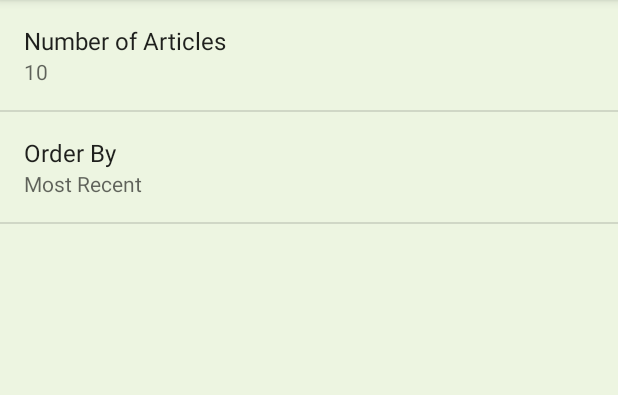
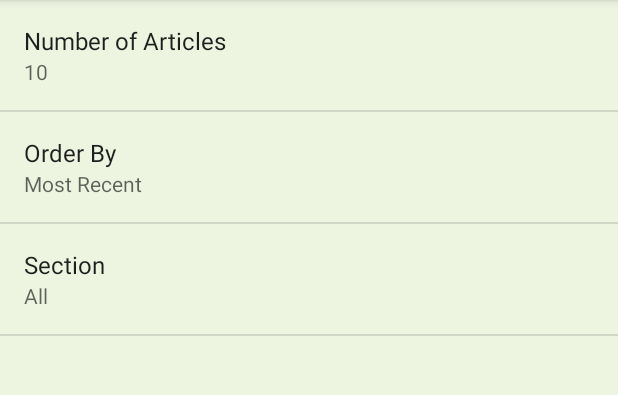
Before and after one commit to jsisanova/NewsApp, an Android app: the screen it shows after launch (SettingsActivity), in the options menu, after a tap on "Settings", on a phone screen of 412 x 824 dp, the part 84-479 px from its top. Run offline under Robolectric (Android 15) with nearby library versions, the phone set to English and light mode, and no system bars.

Commit message:
Add the section preference to allow filtering the news by section

```diff
--- a/app/src/main/java/com/example/android/newsapp/MainActivity.java
+++ b/app/src/main/java/com/example/android/newsapp/MainActivity.java
@@ -27,11 +27,10 @@ import java.util.List;
 
 public class MainActivity extends AppCompatActivity implements LoaderManager.LoaderCallbacks<List<News>> {
 
-    /** URL for news data from the Guardian dataset */
-//    private static final String NEWS_REQUEST_URL = "http://content.guardianapis.com/search?from-date=2009-01-01&q=tennis&show-tags=contributor&api-key=3e99049a-6fcd-443b-aa1f-9448702c46c4";
+    /** URL for news data from the Guardian dataset
+     private static final String NEWS_REQUEST_URL = "http://content.guardianapis.com/search?from-date=2009-01-01&q=tennis&show-tags=contributor&api-key=3e99049a-6fcd-443b-aa1f-9448702c46c4";
+     */
     private static final String NEWS_REQUEST_URL = "https://content.guardianapis.com/search?";
-
-
 
     /**
      * Constant value for the news loader ID. We can choose any integer.
@@ -139,6 +138,11 @@ public class MainActivity extends AppCompatActivity implements LoaderManager.Loa
                 getString(R.string.settings_order_by_default)
         );
 
+        String section = sharedPrefs.getString(
+                getString(R.string.settings_section_key),
+                getString(R.string.settings_section_default)
+        );
+
         // parse breaks apart the URI string that's passed into its parameter
         Uri baseUri = Uri.parse(NEWS_REQUEST_URL);
 
@@ -153,6 +157,8 @@ public class MainActivity extends AppCompatActivity implements LoaderManager.Loa
         // Update URI to Use the User’s Preferences with Preferred Sort Order
         uriBuilder.appendQueryParameter("order-by", orderBy);
         uriBuilder.appendQueryParameter("page-size", pageSize);
+        if (!section.equals("all"))
+            uriBuilder.appendQueryParameter("section", section);
 
         // Return the completed uri
         return new NewsLoader(this, uriBuilder.toString());
--- a/app/src/main/java/com/example/android/newsapp/SettingsActivity.java
+++ b/app/src/main/java/com/example/android/newsapp/SettingsActivity.java
@@ -30,6 +30,10 @@ public class SettingsActivity extends AppCompatActivity {
             // Update with orderBy preference
             Preference orderBy = findPreference(getString(R.string.settings_order_by_key));
             bindPreferenceSummaryToValue(orderBy);
+
+            // Update with preference
+            Preference section = findPreference(getString(R.string.settings_section_key));
+            bindPreferenceSummaryToValue(section);
         }
 
         @Override
--- a/app/src/main/res/values/arrays.xml
+++ b/app/src/main/res/values/arrays.xml
@@ -7,10 +7,24 @@
         <item>@string/settings_order_by_newest_label</item>
         <item>@string/settings_order_by_relevance_label</item>
     </string-array>
-
     <string-array name="settings_order_by_values">
         <item>@string/settings_order_by_oldest_value</item>
         <item>@string/settings_order_by_newest_value</item>
         <item>@string/settings_order_by_relevance_value</item>
     </string-array>
+
+    <string-array name="settings_section_labels">
+        <item>@string/settings_section_All_label</item>
+        <item>@string/settings_section_money_label</item>
+        <item>@string/settings_section_lifestyle_label</item>
+        <item>@string/settings_section_politics_label</item>
+        <item>@string/settings_section_sport_label</item>
+    </string-array>
+    <string-array name="settings_section_values">
+        <item>@string/settings_section_All_value</item>
+        <item>@string/settings_section_money_value</item>
+        <item>@string/settings_section_lifestyle_value</item>
+        <item>@string/settings_section_politics_value</item>
+        <item>@string/settings_section_sport_value</item>
+    </string-array>
 </resources>
--- a/app/src/main/res/values/strings.xml
+++ b/app/src/main/res/values/strings.xml
@@ -24,16 +24,33 @@
     <string name="settings_order_by_label">Order By</string>
     <string name="settings_order_by_key" translatable="false">order-by</string>
     <string name="settings_order_by_default" translatable="false">@string/settings_order_by_newest_value</string>
-
     <!-- Label for Order-By Oldest option [CHAR LIMIT=20]-->
     <string name="settings_order_by_oldest_label">Oldest</string>
     <string name="settings_order_by_oldest_value" translatable="false">oldest</string>
-
     <!-- Label for Order-By Most Recent option [CHAR LIMIT=20]-->
     <string name="settings_order_by_newest_label">Most Recent</string>
     <string name="settings_order_by_newest_value" translatable="false">newest</string>
-
     <!-- Label for Order-By Relevance option [CHAR LIMIT=20]-->
     <string name="settings_order_by_relevance_label">Relevance</string>
     <string name="settings_order_by_relevance_value" translatable="false">relevance</string>
+
+    <!-- Strings For Section Preference [CHAR LIMIT=30] -->
+    <string name="settings_section_label">Section</string>
+    <string name="settings_section_key" translatable="false">section</string>
+    <string name="settings_section_default" translatable="false">@string/settings_section_All_value</string>
+    <!-- Label for Section ALL option [CHAR LIMIT=20] -->
+    <string name="settings_section_All_label">All</string>
+    <string name="settings_section_All_value" translatable="false">all</string>
+    <!-- Label for Section Business option [CHAR LIMIT=20] -->
+    <string name="settings_section_money_label">Money</string>
+    <string name="settings_section_money_value" translatable="false">money</string>
+    <!-- Label for Section Music option [CHAR LIMIT=20] -->
+    <string name="settings_section_lifestyle_label">UK News</string>
+    <string name="settings_section_lifestyle_value" translatable="false">uk-news</string>
+    <!-- Label for Section Politics option [CHAR LIMIT=20] -->
+    <string name="settings_section_politics_label">Politics</string>
+    <string name="settings_section_politics_value" translatable="false">politics</string>
+    <!-- Label for Section Sport option [CHAR LIMIT=20] -->
+    <string name="settings_section_sport_label">Sport</string>
+    <string name="settings_section_sport_value" translatable="false">sport</string>
 </resources>
--- a/app/src/main/res/xml/settings_main.xml
+++ b/app/src/main/res/xml/settings_main.xml
@@ -24,4 +24,11 @@
         android:entryValues="@array/settings_order_by_values"
         android:key="@string/settings_order_by_key"
         android:title="@string/settings_order_by_label" />
+
+    <ListPreference
+        android:defaultValue="@string/settings_section_default"
+        android:entries="@array/settings_section_labels"
+        android:entryValues="@array/settings_section_values"
+        android:key="@string/settings_section_key"
+        android:title="@string/settings_section_label" />
 </PreferenceScreen>
```
